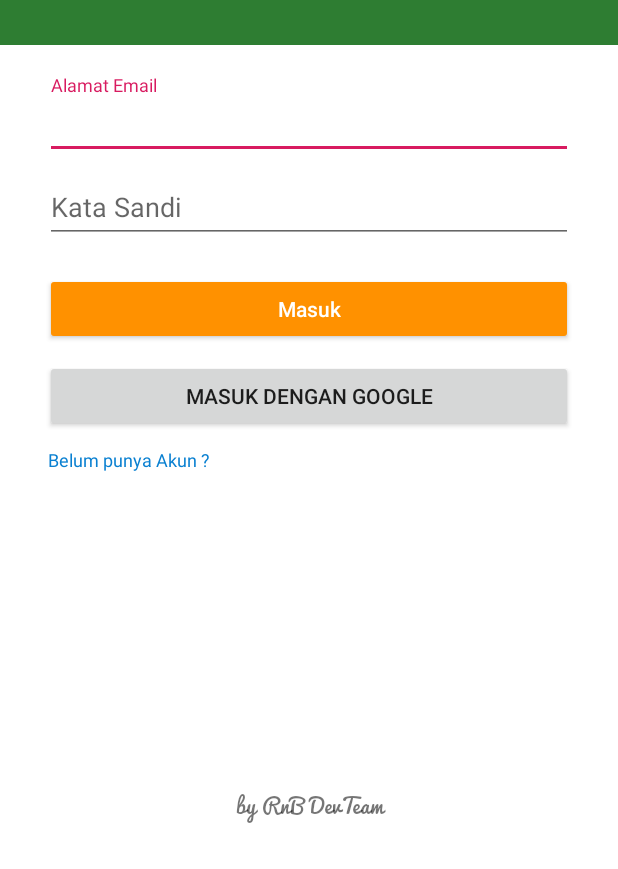
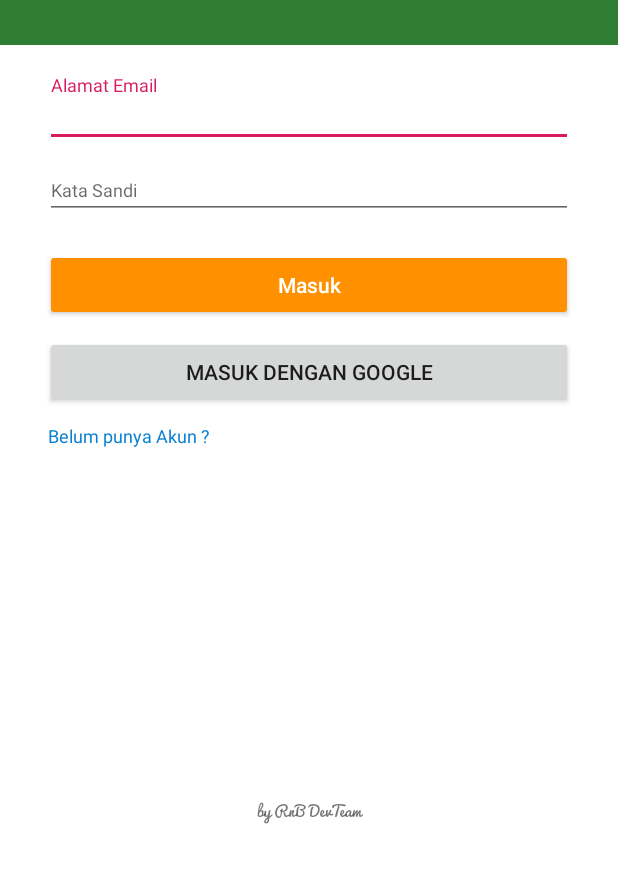
Before and after one commit to rioadhii/BelajarYuk2, an Android app: the screen it shows after launch (Login), on a phone screen of 412 x 824 dp, the part 367-1236 px from its top. Run offline under Robolectric (Android 15) with nearby library versions, the phone set to English and light mode, and no system bars; our stand-ins replace Firebase (no records; nobody signed in at launch, a user with empty details on screens opened directly); plain views replace GoogleSignInButton.

Commit message:
fix layout

```diff
--- a/app/src/main/res/layout/activity_login.xml
+++ b/app/src/main/res/layout/activity_login.xml
@@ -59,7 +59,8 @@
                     android:id="@+id/txtUsername"
                     android:layout_width="match_parent"
                     android:layout_height="wrap_content"
-                    android:inputType="text" />
+                    android:inputType="text"
+                    android:textSize="12dp"/>
 
             </com.google.android.material.textfield.TextInputLayout>
 
@@ -73,6 +74,7 @@
                 <com.google.android.material.textfield.TextInputEditText
                     android:id="@+id/txtPassword"
                     android:layout_width="match_parent"
+                    android:textSize="12dp"
                     android:layout_height="wrap_content"
                     android:inputType="textPassword" />
 
@@ -119,6 +121,7 @@
                 android:layout_marginBottom="30dp"
                 android:gravity="bottom"
                 android:text="by RnB DevTeam"
+                android:textSize="10dp"
                 android:textAlignment="center" />
         </LinearLayout>
 
--- a/app/src/main/res/menu/sub_menu.xml
+++ b/app/src/main/res/menu/sub_menu.xml
@@ -2,5 +2,5 @@
 <menu xmlns:android="http://schemas.android.com/apk/res/android">
     <item
         android:id="@+id/logout"
-        android:title="Logout"/>
+        android:title="Keluar"/>
 </menu>
```
Also changed, not shown: app/src/main/res/layout/activity_main.xml (+21 -15 lines), app/src/main/res/layout/activity_register.xml (+7 -3 lines).
